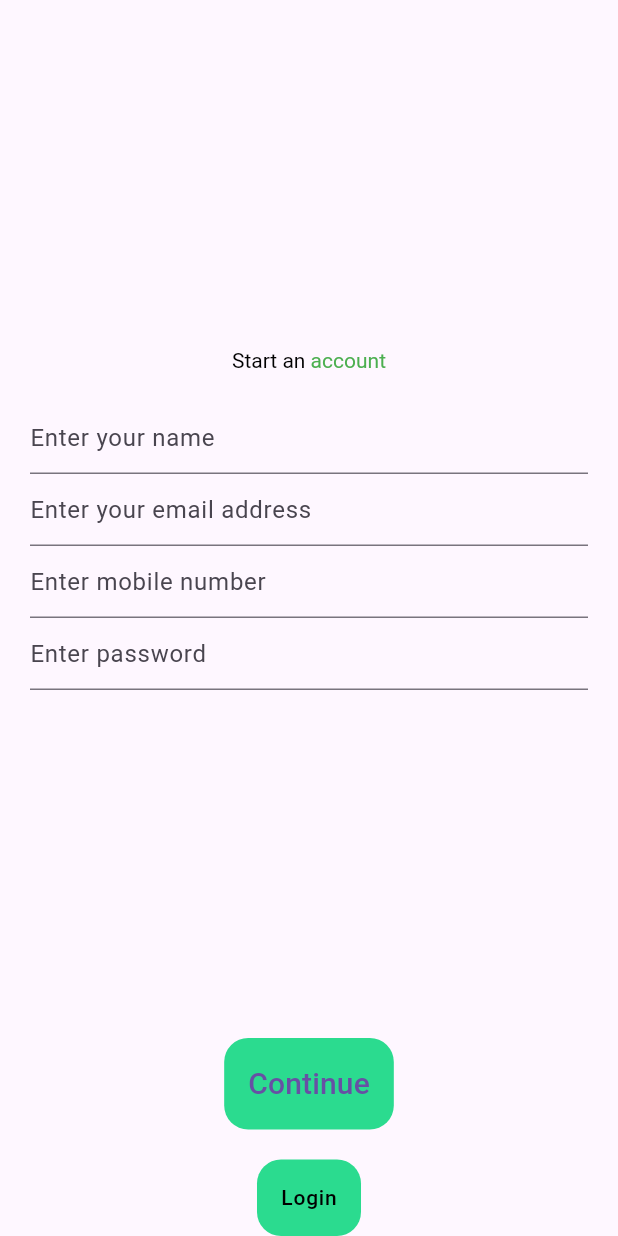
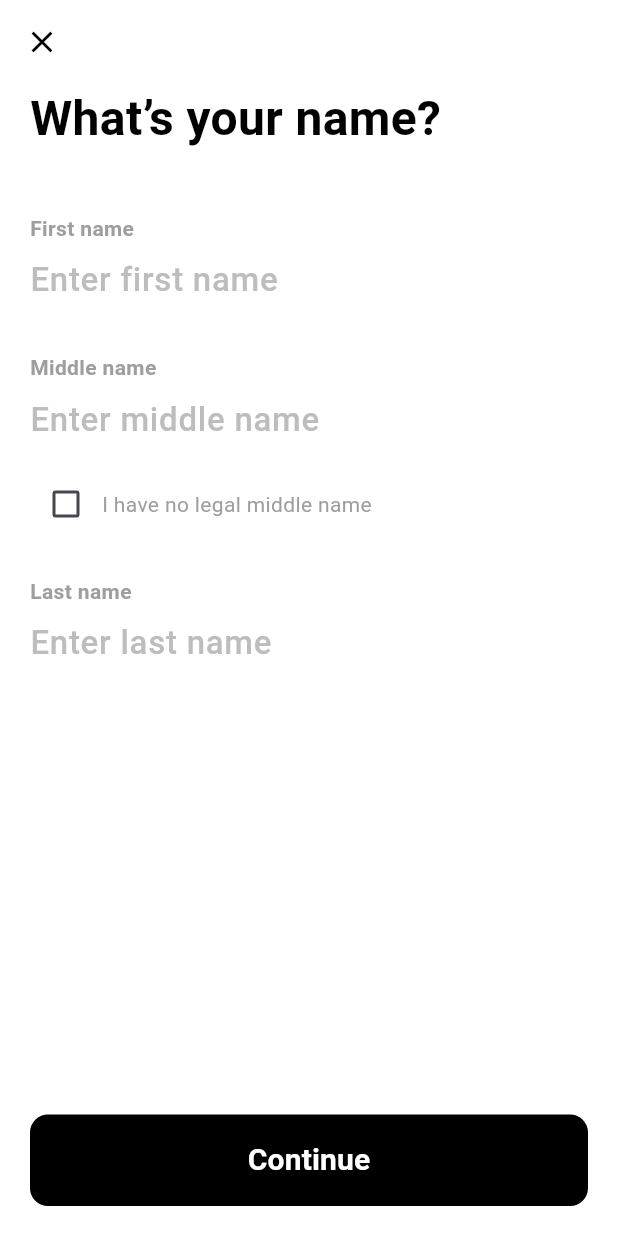
Before and after one commit to bjgeronimo-maya/cadetbank, a Flutter app: the RegistrationScreen screen opened by its route, on a phone screen of 412 x 824 dp. Run offline on Flutter 3.47's test engine with Material 3 defaults, Android fonts, the phone set to English and light mode, and no system bars; our stand-ins replace dio, equatable, flutter_bloc, freezed_annotation, get_it, lottie and 1 more.

Commit message:
updated registration

```diff
--- a/lib/core/navigation/router.dart
+++ b/lib/core/navigation/router.dart
@@ -15,7 +15,7 @@ class AppRouter {
       case Routes.login:
         return AppTransition.slide(child: buildLoginScreen());
       case Routes.registration:
-        return AppTransition.slide(child: const RegistrationScreen());
+        return AppTransition.slide(child:  RegistrationScreen());
       default:
         return AppTransition.none(child: const SizedBox.shrink());
     }
--- a/lib/presentation/screens/registration/registration_screen.dart
+++ b/lib/presentation/screens/registration/registration_screen.dart
@@ -1,63 +1,66 @@
-
-import 'package:cadetbank/core/navigation/routes.dart';
 import 'package:cadetbank/core/res/values/dimens.dart';
-import 'package:cadetbank/core/res/values/strings.dart';
 import 'package:cadetbank/presentation/screens/registration/widgets/registration_form.dart';
+import 'package:cadetbank/presentation/screens/login/login_screen.dart';
 import 'package:flutter/material.dart';
 
 class RegistrationScreen extends StatelessWidget {
-  const RegistrationScreen({super.key});
+  RegistrationScreen({super.key});
+
+  final GlobalKey<RegistrationFormState> _formKey =
+      GlobalKey<RegistrationFormState>();
 
   @override
-  Widget build(BuildContext context) => Scaffold(
-    body: Center(
-      child: Padding(
+  Widget build(BuildContext context) {
+    return Scaffold(
+      backgroundColor: Colors.white,
+      appBar: AppBar(
+        backgroundColor: Colors.white,
+        elevation: 0,
+        leading: IconButton(
+          icon: const Icon(Icons.close, color: Colors.black),
+          onPressed: () => Navigator.pop(context),
+        ),
+      ),
+      body: SingleChildScrollView(
         padding: const EdgeInsets.symmetric(horizontal: Dimens.s20),
         child: Column(
-          mainAxisSize: MainAxisSize.min,
+          crossAxisAlignment: CrossAxisAlignment.start,
           children: [
-            RichText(
-              text: const TextSpan(
-                style: TextStyle(color: Colors.black),
-                children: <TextSpan>[
-                  TextSpan(
-                      text: 'Start an '
-                  ),
-                  TextSpan(
-                    style: TextStyle(color: Colors.green),
-                    text: 'account',
-                  ),
-                ],
-              ),
-            ),
-
-            const SizedBox(height: Dimens.s20),
-
-            const RegistrationForm(),
+            const Text("What’s your name?",
+                style: TextStyle(fontSize: 32, fontWeight: FontWeight.bold)),
+            const SizedBox(height: 40),
+            RegistrationForm(key: _formKey),
           ],
         ),
       ),
-    ),
-    bottomNavigationBar: Column(
-      mainAxisSize: MainAxisSize.min,
-      children: [
-        ElevatedButton(
-          onPressed: () {},
-          child: const Text(Strings.kContinue),
+      bottomNavigationBar: Padding(
+        padding: const EdgeInsets.all(Dimens.s20),
+        child: ElevatedButton(
+          style: ElevatedButton.styleFrom(
+            backgroundColor: Colors.black,
+            minimumSize: const Size(double.infinity, 56),
+            shape:
+                RoundedRectangleBorder(borderRadius: BorderRadius.circular(12)),
+          ),
+          onPressed: () {
+            // Validate the form fields
+            if (_formKey.currentState!.validate()) {
+              // Proceed to LoginScreen using MaterialPageRoute
+              Navigator.push(
+                context,
+                MaterialPageRoute(builder: (context) => const LoginScreen()),
+              );
+            } else {
+              // The form will stay on this page and show the red error texts
+              debugPrint(
+                  "Validation failed: Please fill in the required fields.");
+            }
+          },
+          child: const Text("Continue",
+              style:
+                  TextStyle(color: Colors.white, fontWeight: FontWeight.bold)),
         ),
-
-        const SizedBox(height: Dimens.s20),
-
-        ElevatedButton(
-          onPressed: () {
-            Navigator.pushReplacementNamed(context, Routes.login);
-          },
-          child: Text(
-            Strings.login,
-            style: Theme.of(context).textTheme.labelMedium,
-          ),
-        )
-      ],
-    )
-  );
+      ),
+    );
+  }
 }
--- a/lib/presentation/screens/registration/widgets/registration_form.dart
+++ b/lib/presentation/screens/registration/widgets/registration_form.dart
@@ -1,31 +1,104 @@
-import 'package:cadetbank/core/res/values/strings.dart';
+import 'package:cadetbank/presentation/screens/registration/widgets/registration_input_field.dart';
 import 'package:flutter/material.dart';
 
-class RegistrationForm extends StatelessWidget {
+class RegistrationForm extends StatefulWidget {
   const RegistrationForm({super.key});
 
   @override
-  Widget build(BuildContext context) => const Column(
+  State<RegistrationForm> createState() => RegistrationFormState();
+}
+
+class RegistrationFormState extends State<RegistrationForm> {
+  // Controllers to track text input
+  final TextEditingController _firstController = TextEditingController();
+  final TextEditingController _middleController = TextEditingController();
+  final TextEditingController _lastController = TextEditingController();
+
+  bool _noMiddleName = false;
+  bool _showErrors = false;
+
+  // Validation Logic
+  bool validate() {
+    setState(() => _showErrors = true);
+
+    bool isFirstValid = _firstController.text.trim().isNotEmpty;
+    bool isLastValid = _lastController.text.trim().isNotEmpty;
+    bool isMiddleValid = _noMiddleName || _middleController.text.trim().isNotEmpty;
+
+    return isFirstValid && isLastValid && isMiddleValid;
+  }
+
+  @override
+  void dispose() {
+    _firstController.dispose();
+    _middleController.dispose();
+    _lastController.dispose();
+    super.dispose();
+  }
+
+  @override
+  Widget build(BuildContext context) {
+    return Column(
+      crossAxisAlignment: CrossAxisAlignment.start,
       children: [
-      TextField(
-        keyboardType: TextInputType.name,
-        decoration: InputDecoration(hintText: Strings.nameHint),
+        // First Name Field
+        RegistrationInputField(
+          label: "First name",
+          hint: "Enter first name",
+          textController: _firstController, // Pass the controller
+          onChanged: (val) => setState(() {}), // Refresh to clear error while typing
+          errorText: (_showErrors && _firstController.text.trim().isEmpty)
+              ? "Please enter your first name"
+              : null,
         ),
 
-      TextField(
-        keyboardType: TextInputType.emailAddress,
-        decoration: InputDecoration(hintText: Strings.emailHint),
+        const SizedBox(height: 24),
+
+        // Middle Name Field
+        RegistrationInputField(
+          label: "Middle name",
+          hint: "Enter middle name",
+          isEnabled: !_noMiddleName,
+          textController: _middleController,
+          onChanged: (val) => setState(() {}),
+          errorText: (_showErrors && !_noMiddleName && _middleController.text.trim().isEmpty)
+              ? "Please enter your middle name"
+              : null,
         ),
 
-      TextField(
-        keyboardType: TextInputType.number,
-        decoration: InputDecoration(hintText: Strings.mobileNumberHint),
+        const SizedBox(height: 8),
+
+        Row(
+          children: [
+            Checkbox(
+              value: _noMiddleName,
+              onChanged: (val) {
+                setState(() {
+                  _noMiddleName = val!;
+                  if (_noMiddleName) {
+                    _middleController.clear(); // Clear text if they have no middle name
+                  }
+                });
+              },
+              activeColor: Colors.black,
+            ),
+            const Text("I have no legal middle name", style: TextStyle(color: Colors.grey)),
+          ],
         ),
 
-      TextField(
-        keyboardType: TextInputType.visiblePassword,
-        decoration: InputDecoration(hintText: Strings.passwordHint),
+        const SizedBox(height: 24),
+
+        // Last Name Field
+        RegistrationInputField(
+          label: "Last name",
+          hint: "Enter last name",
+          textController: _lastController,
+          onChanged: (val) => setState(() {}),
+          errorText: (_showErrors && _lastController.text.trim().isEmpty)
+              ? "Please enter your last name"
+              : null,
         ),
       ],
     );
   }
+}
--- /dev/null
+++ b/lib/presentation/screens/registration/widgets/registration_input_field.dart
@@ -0,0 +1,47 @@
+import 'package:flutter/material.dart';
+
+class RegistrationInputField extends StatelessWidget {
+  final String label;
+  final String hint;
+  final String? errorText;
+  final bool isEnabled;
+  final TextEditingController? textController;
+  final void Function(String)? onChanged;
+
+  const RegistrationInputField({
+    super.key,
+    required this.label,
+    required this.hint,
+    this.errorText,
+    this.isEnabled = true,
+    this.textController,
+    this.onChanged,
+  });
+
+  @override
+  Widget build(BuildContext context) {
+    return Column(
+      crossAxisAlignment: CrossAxisAlignment.start,
+      children: [
+        Text(
+          label,
+          style: const TextStyle(fontSize: 14, fontWeight: FontWeight.w600, color: Colors.grey),
+        ),
+        TextField(
+          controller: textController, // Bind the controller
+          onChanged: onChanged,
+          enabled: isEnabled,
+          cursorColor: Colors.green,
+          style: const TextStyle(fontSize: 22, fontWeight: FontWeight.w500),
+          decoration: InputDecoration(
+            hintText: hint,
+            hintStyle: TextStyle(color: Colors.grey.shade400),
+            errorText: errorText,
+            border: InputBorder.none,
+            contentPadding: const EdgeInsets.symmetric(vertical: 8),
+          ),
+        ),
+      ],
+    );
+  }
+}
```
Lines whose indentation alone changed are shown as unchanged.
